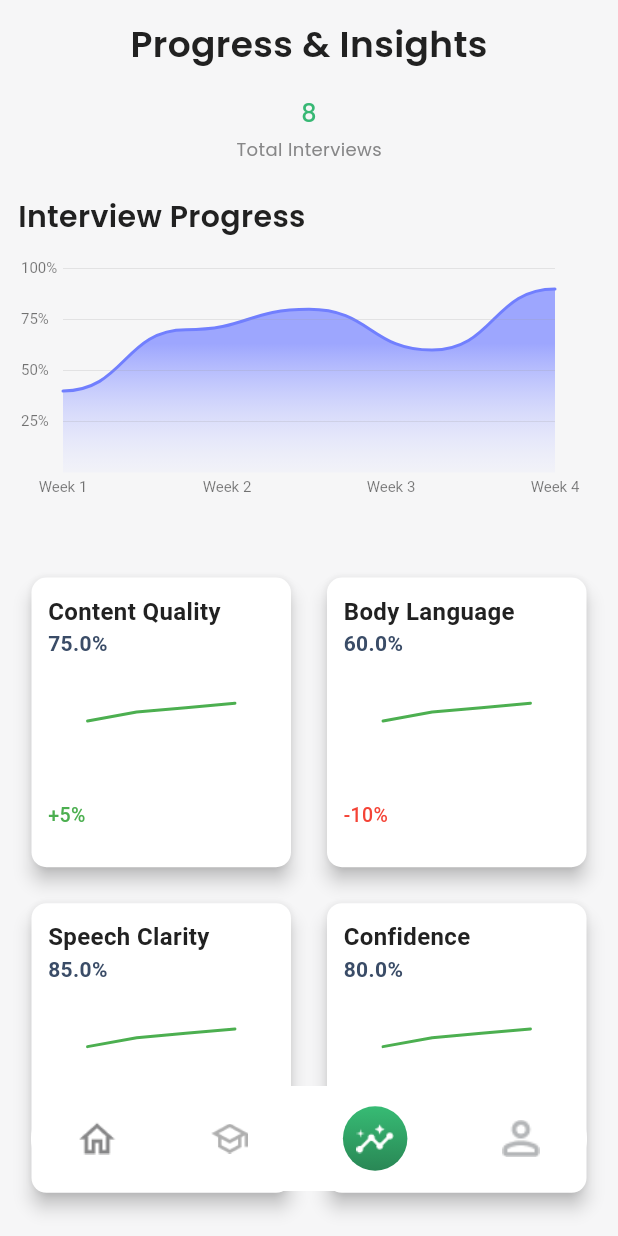
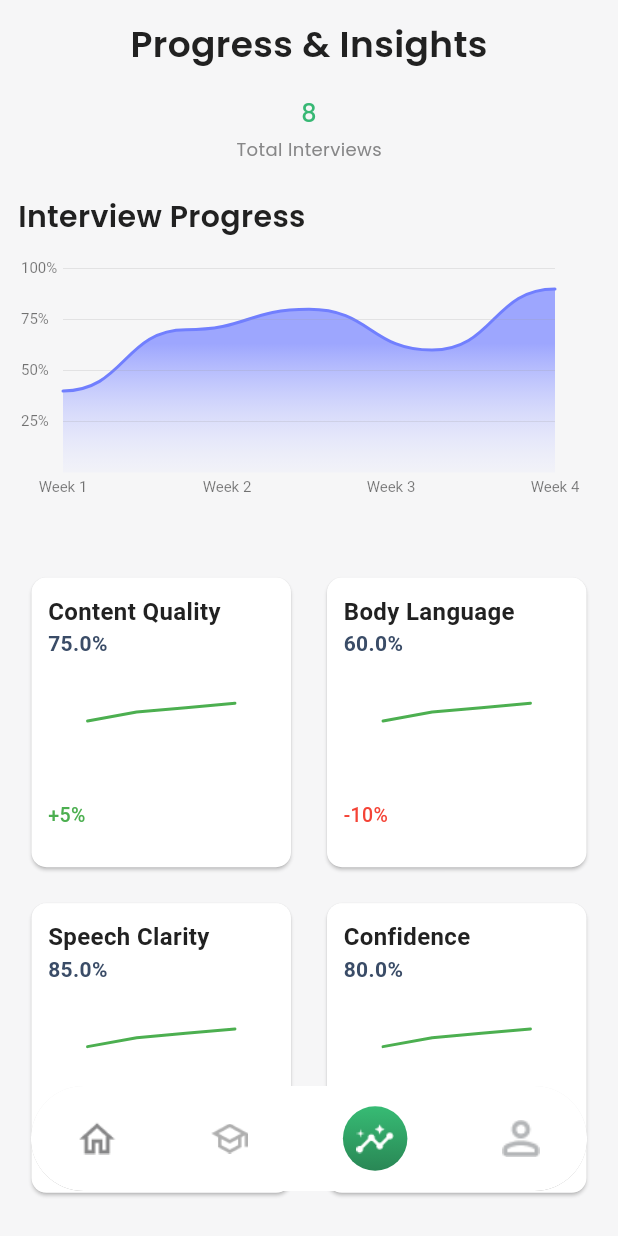
Before and after one commit to devsazidul/inprep.ai, a Flutter app: the BottomNavbarView screen opened directly, item 3 of the bottom bar chosen, on a phone screen of 412 x 824 dp. Run offline on Flutter 3.47's test engine with Material 3 defaults, Android fonts, the phone set to English and light mode, and no system bars; our stand-ins replace flutter_screenutil, get, google_fonts, image_picker, logger, pin_code_fields and 2 more; accounts and stored records are empty.

Commit message:
remove elevation

```diff
--- a/lib/features/home_screen/screen/home_screen.dart
+++ b/lib/features/home_screen/screen/home_screen.dart
@@ -4,7 +4,7 @@ import 'package:inprep_ai/core/utils/constants/colors.dart';
 import 'package:inprep_ai/core/utils/constants/icon_path.dart';
 
 import 'package:inprep_ai/core/utils/constants/image_path.dart';
-import 'package:inprep_ai/features/progress_screen/screen/line_chart.dart';
+import 'package:inprep_ai/features/progress_screen/widgets/line_chart.dart';
 
 class HomeScreen extends StatelessWidget {
   const HomeScreen({super.key});
--- a/lib/features/navigationbar/screen/navigationbar_screen.dart
+++ b/lib/features/navigationbar/screen/navigationbar_screen.dart
@@ -38,14 +38,13 @@ class BottomNavbarView extends StatelessWidget {
               child: Obx(
                 () => ClipRRect(
                   borderRadius: BorderRadius.circular(79),
+                  child: Material(
+                    elevation: 8, // Add elevation here
+                    borderRadius: BorderRadius.circular(79),
+                    color: Colors.transparent, // Make Material background transparent
                     child: Container(
                       width: MediaQuery.of(context).size.width * 0.9,
                       height: 70,
-                    decoration: BoxDecoration(
-                      color: Colors.transparent,
-                      borderRadius: BorderRadius.circular(79),
-                    ),
-                    child: Container(
                       decoration: BoxDecoration(
                         color: const Color(0xFFffffff),
                         borderRadius: BorderRadius.circular(79),
@@ -60,7 +59,6 @@ class BottomNavbarView extends StatelessWidget {
                               child: Container(
                                 decoration: BoxDecoration(
                                   shape: BoxShape.circle,
-
                                   gradient:
                                       controller.selectedIndex.value == index
                                           ? LinearGradient(
--- a/lib/features/progress_screen/screen/progress_screen.dart
+++ b/lib/features/progress_screen/screen/progress_screen.dart
@@ -1,7 +1,7 @@
 import 'package:flutter/material.dart';
 import 'package:inprep_ai/core/common/styles/global_text_style.dart';
 import 'package:inprep_ai/core/utils/constants/colors.dart';
-import 'package:inprep_ai/features/progress_screen/screen/line_chart.dart';
+import 'package:inprep_ai/features/progress_screen/widgets/line_chart.dart';
 import 'package:inprep_ai/features/progress_screen/widgets/grid_chart.dart';
 
 class ProgressScreen extends StatelessWidget {
--- a/lib/features/progress_screen/widgets/grid_chart.dart
+++ b/lib/features/progress_screen/widgets/grid_chart.dart
@@ -36,8 +36,8 @@ class CardWidget extends StatelessWidget {
     }
     return Card(
       shape: RoundedRectangleBorder(
-        borderRadius: BorderRadius.circular(10),),
-      elevation: 5,
+        borderRadius: BorderRadius.circular(10),
+      ),
       color: Colors.white,
       child: Padding(
         padding: const EdgeInsets.all(11.0),
```
Also changed, not shown: lib/features/progress_screen/widgets/line_chart.dart (renamed from lib/features/progress_screen/screen/line_chart.dart). Lines whose indentation alone changed are shown as unchanged.
